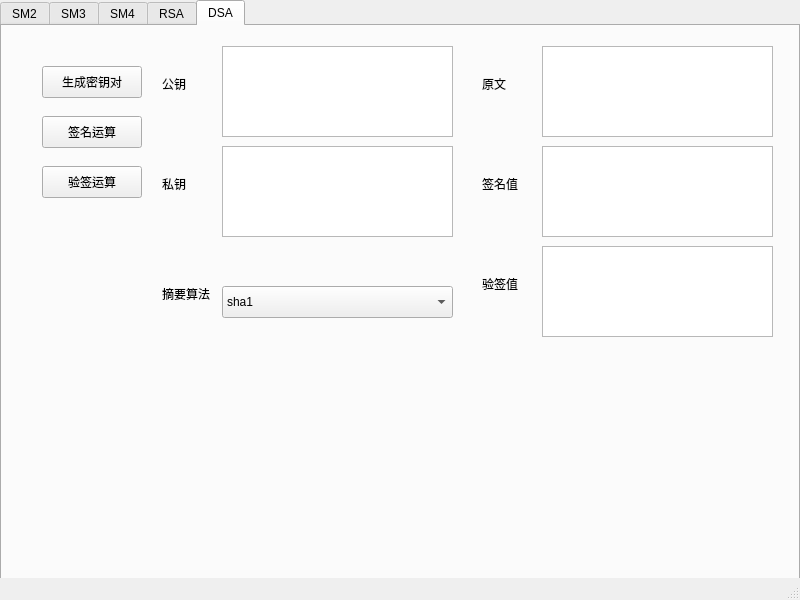
supermanc88/CryptoTool, file mainwindow.ui: the form before one commit.
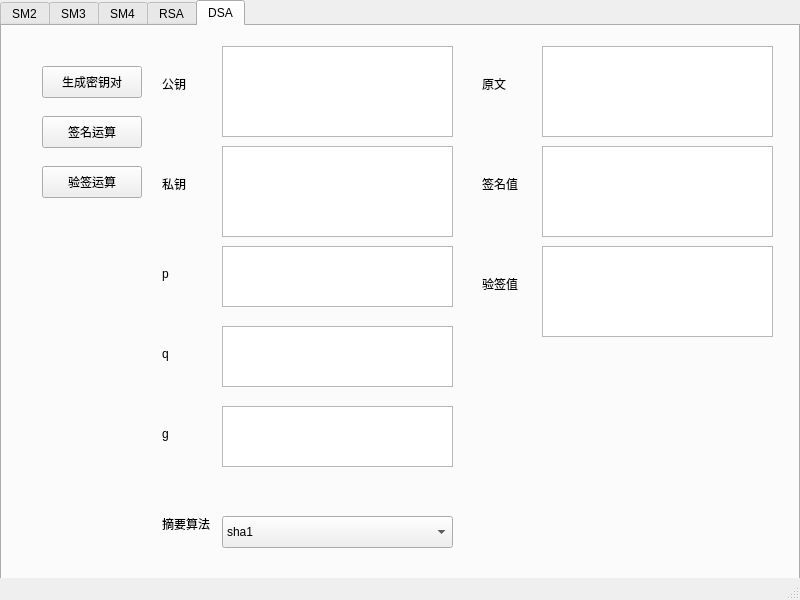
The form after the commit.

Commit message: 修复dsa签名验签逻辑

```diff
--- a/mainwindow.ui
+++ b/mainwindow.ui
@@ -1060,7 +1060,7 @@
       <property name="geometry">
        <rect>
         <x>160</x>
-        <y>260</y>
+        <y>490</y>
         <width>58</width>
         <height>16</height>
        </rect>
@@ -1073,7 +1073,7 @@
       <property name="geometry">
        <rect>
         <x>220</x>
-        <y>260</y>
+        <y>490</y>
         <width>231</width>
         <height>32</height>
        </rect>
@@ -1099,6 +1099,75 @@
        </property>
       </item>
      </widget>
+     <widget class="QTextEdit" name="textEdit_dsa_params_p">
+      <property name="geometry">
+       <rect>
+        <x>220</x>
+        <y>220</y>
+        <width>231</width>
+        <height>61</height>
+       </rect>
+      </property>
+     </widget>
+     <widget class="QLabel" name="label_34">
+      <property name="geometry">
+       <rect>
+        <x>160</x>
+        <y>240</y>
+        <width>58</width>
+        <height>16</height>
+       </rect>
+      </property>
+      <property name="text">
+       <string>p</string>
+      </property>
+     </widget>
+     <widget class="QLabel" name="label_35">
+      <property name="geometry">
+       <rect>
+        <x>160</x>
+        <y>320</y>
+        <width>58</width>
+        <height>16</height>
+       </rect>
+      </property>
+      <property name="text">
+       <string>q</string>
+      </property>
+     </widget>
+     <widget class="QTextEdit" name="textEdit_dsa_params_q">
+      <property name="geometry">
+       <rect>
+        <x>220</x>
+        <y>300</y>
+        <width>231</width>
+        <height>61</height>
+       </rect>
+      </property>
+     </widget>
+     <widget class="QLabel" name="label_36">
+      <property name="geometry">
+       <rect>
+        <x>160</x>
+        <y>400</y>
+        <width>58</width>
+        <height>16</height>
+       </rect>
+      </property>
+      <property name="text">
+       <string>g</string>
+      </property>
+     </widget>
+     <widget class="QTextEdit" name="textEdit_dsa_params_g">
+      <property name="geometry">
+       <rect>
+        <x>220</x>
+        <y>380</y>
+        <width>231</width>
+        <height>61</height>
+       </rect>
+      </property>
+     </widget>
     </widget>
    </widget>
   </widget>
```
Left out of the diff: 7 changed lines with no effect on the pictures. The commit also changes 2 other files.
